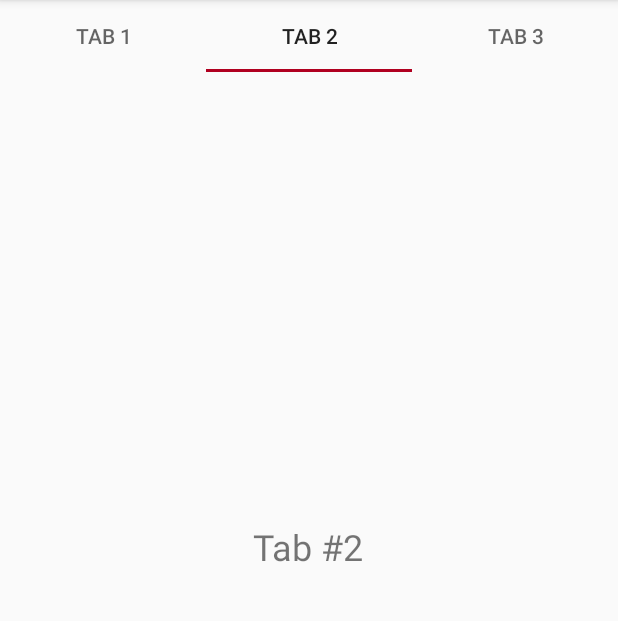
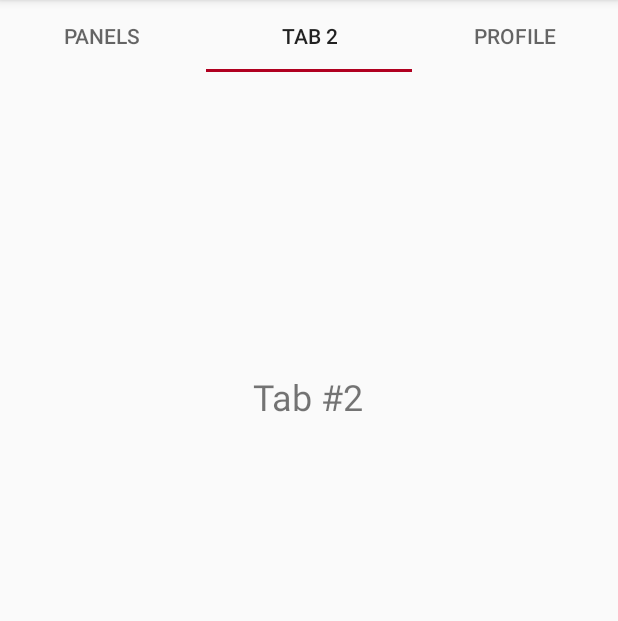
Before and after one commit to eleabil/Mobile, an Android app: the screen it shows after launch (MainActivity), tab 2 chosen, on a phone screen of 412 x 824 dp, the part 84-705 px from its top. Run offline under Robolectric (Android 15) with nearby library versions, the phone set to English and light mode, and no system bars; our stand-ins replace Firebase (no records; nobody signed in at launch, a user with empty details on screens opened directly), Picasso; pictures from the network do not load.

Commit message:
lab3 (code refactoring)

```diff
--- a/app/src/main/AndroidManifest.xml
+++ b/app/src/main/AndroidManifest.xml
@@ -21,7 +21,7 @@
                 <category android:name="android.intent.category.LAUNCHER" />
             </intent-filter>
         </activity>
-        <activity android:name=".PanelDetailsActivity"
+        <activity android:name="PanelDetailsActivity"
             android:label="Details"/>
         <activity
             android:name=".LoginActivity"
@@ -31,9 +31,6 @@
             android:name=".SignUpActivity"
             android:label="Sign Up"
             android:noHistory="true"/>
-
-
-
 
         <receiver android:name=".NetworkChangeReceiver">
             <intent-filter>
--- a/app/src/main/java/com/example/firebaseauth/DataListFragment.java
+++ b/app/src/main/java/com/example/firebaseauth/DataListFragment.java
@@ -31,9 +31,7 @@ public class DataListFragment extends Fragment {
     private PanelAdapter adapter;
     private View rootView;
 
-    public DataListFragment() {
-        // Required empty public constructor
-    }
+    public DataListFragment() {}
 
     @Nullable
     @Override
--- a/app/src/main/java/com/example/firebaseauth/LoginActivity.java
+++ b/app/src/main/java/com/example/firebaseauth/LoginActivity.java
@@ -10,6 +10,10 @@ import android.widget.Button;
 import android.widget.TextView;
 import android.widget.Toast;
 
+import com.example.firebaseauth.ApplicationEx;
+import com.example.firebaseauth.MainActivity;
+import com.example.firebaseauth.R;
+import com.example.firebaseauth.SignUpActivity;
 import com.google.android.gms.tasks.OnCompleteListener;
 import com.google.android.gms.tasks.Task;
 import com.google.android.material.textfield.TextInputEditText;
--- a/app/src/main/java/com/example/firebaseauth/MainActivity.java
+++ b/app/src/main/java/com/example/firebaseauth/MainActivity.java
@@ -6,7 +6,6 @@ import androidx.appcompat.app.AppCompatActivity;
 import androidx.viewpager2.widget.ViewPager2;
 
 import android.os.Bundle;
-
 import com.google.android.material.tabs.TabLayout;
 import com.google.android.material.tabs.TabLayoutMediator;
 
@@ -24,12 +23,13 @@ public class MainActivity extends AppCompatActivity {
 
         viewPager.setAdapter(tabsAdapter);
 
+        final String[] tabTitles = new String[]{"Panels", "Tab 2", "Profile"};
         final TabLayout tabLayout = findViewById(R.id.main_activity_tab_layout);
         new TabLayoutMediator(tabLayout, viewPager,
                 new TabLayoutMediator.TabConfigurationStrategy() {
                     @Override
                     public void onConfigureTab(@NonNull TabLayout.Tab tab, int position) {
-                        tab.setText("TAB " + (position + 1));
+                        tab.setText(tabTitles[position]);
                     }
                 }
         ).attach();
--- a/app/src/main/java/com/example/firebaseauth/PanelDetailsActivity.java
+++ b/app/src/main/java/com/example/firebaseauth/PanelDetailsActivity.java
@@ -2,16 +2,11 @@ package com.example.firebaseauth;
 
 import android.content.Intent;
 import android.os.Bundle;
-import android.util.Log;
 import android.view.MenuItem;
 import android.widget.ImageView;
-import android.widget.LinearLayout;
 import android.widget.TextView;
-
 import androidx.appcompat.app.AppCompatActivity;
-
 import com.squareup.picasso.Picasso;
-
 import java.util.Objects;
 
 public class PanelDetailsActivity extends AppCompatActivity {
--- a/app/src/main/java/com/example/firebaseauth/TabsAdapter.java
+++ b/app/src/main/java/com/example/firebaseauth/TabsAdapter.java
@@ -10,7 +10,7 @@ import java.util.ArrayList;
 import java.util.List;
 
 public class TabsAdapter extends FragmentStateAdapter {
-        public static final List<Fragment> FRAGMENTS = new ArrayList<Fragment>() {
+        private static final List<Fragment> FRAGMENTS = new ArrayList<Fragment>() {
             {
                 add(new DataListFragment());
                 add(new SampleFragment());
--- a/app/src/main/res/layout/fragment_sample.xml
+++ b/app/src/main/res/layout/fragment_sample.xml
@@ -10,7 +10,7 @@
         android:id="@+id/fragment_sample_text_view"
         android:text="@string/tab2"
         android:layout_gravity="center"
-        android:layout_marginTop="300dp"
+        android:layout_marginTop="200dp"
         android:textSize="24sp">
     </TextView>
 </LinearLayout>
--- a/app/src/main/res/values/strings.xml
+++ b/app/src/main/res/values/strings.xml
@@ -36,4 +36,7 @@
     <string name="update">Update</string>
     <string name="enter_new_username">Enter new username</string>
     <string name="profile_picture">Profile picture</string>
+    <string name="image_uploaded">Image uploaded!</string>
+    <string name="username_updated">Username is updated!</string>
+    <string name="email_updated">Email is updated!</string>
 </resources>
```
Also changed, not shown: app/src/main/java/com/example/firebaseauth/ProfileFragment.java (+3 -10 lines).
